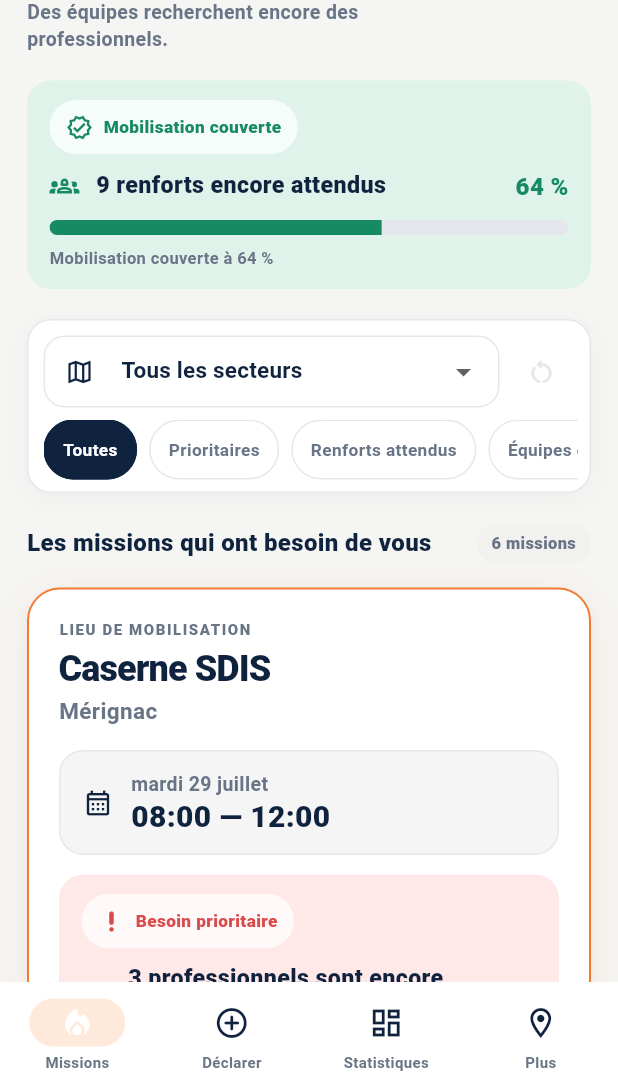
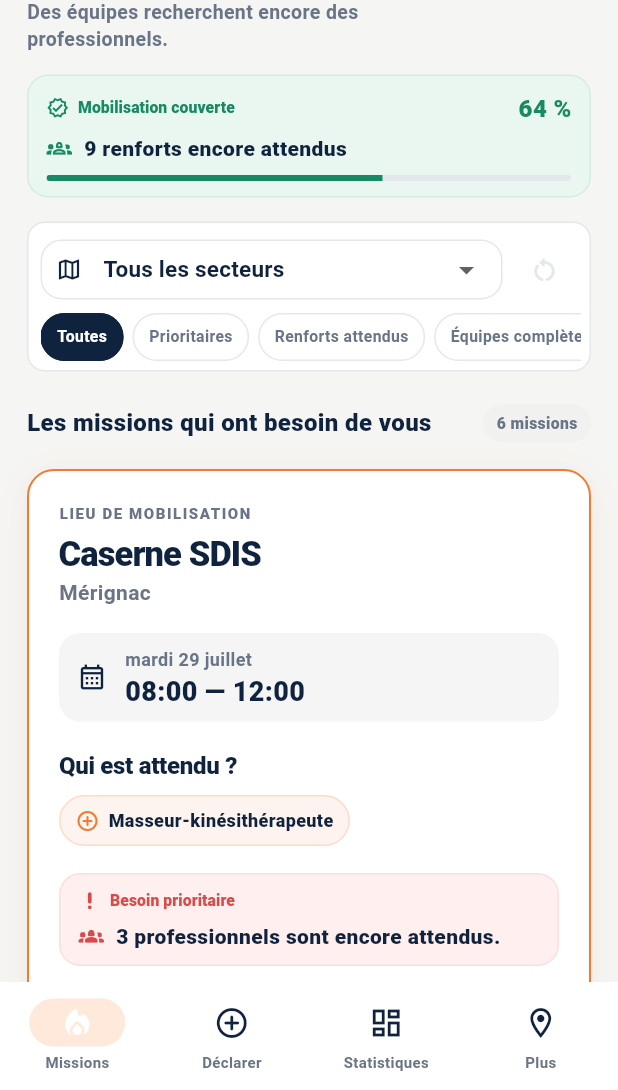
Before and after one commit to marcbouyssou-dot/interface_incendies_gironde, a Flutter app: the screen it shows after launch, on a phone screen of 412 x 824 dp, the part 146-1236 px from its top. Run offline on Flutter 3.47's test engine with Material 3 defaults, Android fonts, the phone set to English and light mode, and no system bars; our stand-ins replace cloud_firestore, cloud_functions, firebase_auth, firebase_core; missing offline and left inert: dart:js_interop; accounts and stored records are empty.

Commit message:
refactor(ui): align professional journey with figma

```diff
--- a/lib/app.dart
+++ b/lib/app.dart
@@ -37,6 +37,7 @@ class FireCoordinationApp extends StatelessWidget {
               supportedLocales: const [Locale('fr', 'FR')],
               localizationsDelegates: GlobalMaterialLocalizations.delegates,
               theme: AppTheme.light,
+              builder: AppTheme.lightSystemSurface,
               home: AppShell(initialIndex: initialTab),
             ),
           ),
--- a/lib/firebase_startup_gate.dart
+++ b/lib/firebase_startup_gate.dart
@@ -136,6 +136,7 @@ class _FirebaseStartupGateState extends State<FirebaseStartupGate> {
         return MaterialApp(
           debugShowCheckedModeBanner: false,
           theme: AppTheme.light,
+          builder: AppTheme.lightSystemSurface,
           home: Scaffold(
             backgroundColor: _StartupVisuals.background,
             body: snapshot.hasError
--- a/lib/screens/admin_account_activation_screen.dart
+++ b/lib/screens/admin_account_activation_screen.dart
@@ -120,6 +120,7 @@ class _AdminAccountActivationAppState extends State<AdminAccountActivationApp> {
       title: 'Activation responsable — MobSanté',
       debugShowCheckedModeBanner: false,
       theme: AppTheme.light,
+      builder: AppTheme.lightSystemSurface,
       home: FutureBuilder<AdminAccountActivationService>(
         future: _service.timeout(const Duration(seconds: 20)),
         builder: (context, snapshot) {
--- a/lib/screens/app_shell.dart
+++ b/lib/screens/app_shell.dart
@@ -6,6 +6,7 @@ import '../repositories/coordination_repository.dart';
 import '../repositories/live_data_scope.dart';
 import '../repositories/repository_scope.dart';
 import '../theme/app_theme.dart';
+import '../widgets/mobilization_design_system.dart';
 import 'administration_dashboard_screen.dart';
 import 'coordination_screen.dart';
 import 'places_screen.dart';
@@ -80,6 +81,7 @@ class _AppShellState extends State<AppShell> {
     return LiveCoordinationDataScope(
       data: _liveData!,
       child: Scaffold(
+        backgroundColor: MobilizationTokens.pageBackground,
         body: SafeArea(
           bottom: false,
           child: IndexedStack(
--- a/lib/screens/slots_screen.dart
+++ b/lib/screens/slots_screen.dart
@@ -131,21 +131,20 @@ class _SlotsScreenState extends State<SlotsScreen> {
                     horizontalPadding,
                     16,
                     horizontalPadding,
-                    16,
+                    18,
                   ),
                   sliver: SliverList.list(
                     children: [
                       _CrisisHeader(missions: missions),
-                      const SizedBox(height: 20),
+                      const SizedBox(height: 16),
                       Container(
-                        padding: const EdgeInsets.fromLTRB(10, 10, 8, 8),
+                        padding: const EdgeInsets.fromLTRB(8, 7, 6, 6),
                         decoration: BoxDecoration(
                           color: AppColors.surface,
                           borderRadius: BorderRadius.circular(
-                            MobilizationTokens.radiusSection,
+                            MobilizationTokens.radiusCompact,
                           ),
                           border: Border.all(color: AppColors.border),
-                          boxShadow: MobilizationTokens.subtleShadow,
                         ),
                         child: Column(
                           children: [
@@ -153,7 +152,7 @@ class _SlotsScreenState extends State<SlotsScreen> {
                               children: [
                                 Expanded(
                                   child: SizedBox(
-                                    height: 48,
+                                    height: 40,
                                     child: TerritorialGroupFilter(
                                       key: const Key(
                                         'slots-territorial-filter',
@@ -163,6 +162,7 @@ class _SlotsScreenState extends State<SlotsScreen> {
                                       ),
                                       value: _group,
                                       onChanged: _selectGroup,
+                                      compact: true,
                                     ),
                                   ),
                                 ),
@@ -173,7 +173,8 @@ class _SlotsScreenState extends State<SlotsScreen> {
                                   style: IconButton.styleFrom(
                                     foregroundColor: AppColors.textMuted,
                                     disabledForegroundColor: AppColors.border,
-                                    minimumSize: const Size(44, 44),
+                                    minimumSize: const Size(38, 38),
+                                    padding: EdgeInsets.zero,
                                   ),
                                   onPressed: _hasActiveFilters
                                       ? _resetFilters
@@ -185,9 +186,9 @@ class _SlotsScreenState extends State<SlotsScreen> {
                                 ),
                               ],
                             ),
-                            const SizedBox(height: 8),
+                            const SizedBox(height: 5),
                             SizedBox(
-                              height: 40,
+                              height: 32,
                               child: ListView(
                                 scrollDirection: Axis.horizontal,
                                 children: [
@@ -217,7 +218,7 @@ class _SlotsScreenState extends State<SlotsScreen> {
                           ],
                         ),
                       ),
-                      const SizedBox(height: 20),
+                      const SizedBox(height: 22),
                       _MissionResultsHeader(
                         count: visibleNeeds.length,
                         filtered: _hasActiveFilters,
@@ -231,7 +232,7 @@ class _SlotsScreenState extends State<SlotsScreen> {
                       horizontalPadding,
                       0,
                       horizontalPadding,
-                      32,
+                      36,
                     ),
                     sliver: SliverToBoxAdapter(
                       child: _MissionsEmptyState(filtered: _hasActiveFilters),
@@ -243,7 +244,7 @@ class _SlotsScreenState extends State<SlotsScreen> {
                       horizontalPadding,
                       0,
                       horizontalPadding,
-                      32,
+                      36,
                     ),
                     sliver: SliverList.separated(
                       itemCount: visibleNeeds.length,
@@ -271,7 +272,7 @@ class _SlotsScreenState extends State<SlotsScreen> {
                               : null,
                         );
                       },
-                      separatorBuilder: (_, _) => const SizedBox(height: 18),
+                      separatorBuilder: (_, _) => const SizedBox(height: 24),
                     ),
                   ),
               ],
@@ -384,9 +385,10 @@ class _CrisisHeader extends StatelessWidget {
             BrandMark(size: 46),
           ],
         ),
-        const SizedBox(height: 18),
+        const SizedBox(height: 14),
         ImpactBanner(
           type: ImpactBannerType.mobilizationCovered,
+          compact: true,
           message: remainingLabel,
           messageIcon: Icons.groups_2_outlined,
           trailing: Text(
@@ -403,16 +405,7 @@ class _CrisisHeader extends StatelessWidget {
               AnimatedCoverageIndicator(
                 value: coverage,
                 color: AppColors.green,
-                minHeight: 10,
-              ),
-              const SizedBox(height: MobilizationTokens.spaceSm),
-              Text(
-                'Mobilisation couverte à ${(coverage * 100).round()} %',
-                style: const TextStyle(
-                  color: AppColors.textMuted,
-                  fontSize: 11,
-                  fontWeight: FontWeight.w700,
-                ),
+                minHeight: 4,
               ),
             ],
           ),
@@ -447,7 +440,7 @@ class _MissionResultsHeader extends StatelessWidget {
           ),
         ),
         Container(
-          padding: const EdgeInsets.symmetric(horizontal: 10, vertical: 6),
+          padding: const EdgeInsets.symmetric(horizontal: 9, vertical: 5),
           decoration: BoxDecoration(
             color: MobilizationTokens.fieldBackground,
             borderRadius: BorderRadius.circular(MobilizationTokens.radiusPill),
@@ -456,7 +449,7 @@ class _MissionResultsHeader extends StatelessWidget {
             label,
             style: const TextStyle(
               color: AppColors.textMuted,
-              fontSize: 11,
+              fontSize: 10.5,
               fontWeight: FontWeight.w800,
             ),
           ),
@@ -544,7 +537,7 @@ class _FilterChip extends StatelessWidget {
   @override
   Widget build(BuildContext context) {
     return Padding(
-      padding: const EdgeInsets.only(right: 8),
+      padding: const EdgeInsets.only(right: 6),
       child: Semantics(
         button: true,
         selected: selected,
@@ -559,13 +552,13 @@ class _FilterChip extends StatelessWidget {
             onTap: onTap,
             customBorder: const StadiumBorder(),
             child: Padding(
-              padding: const EdgeInsets.symmetric(horizontal: 13),
+              padding: const EdgeInsets.symmetric(horizontal: 11),
               child: Center(
                 child: Text(
                   label,
                   style: TextStyle(
                     color: selected ? Colors.white : AppColors.textMuted,
-                    fontSize: 11.5,
+                    fontSize: 10.5,
                     fontWeight: FontWeight.w700,
                   ),
                 ),
--- a/lib/screens/splash_screen.dart
+++ b/lib/screens/splash_screen.dart
@@ -1,4 +1,5 @@
 import 'package:flutter/material.dart';
+import 'package:flutter/services.dart';
 
 import '../config/app_identity.dart';
 import '../theme/app_theme.dart';
@@ -9,7 +10,9 @@ class SplashScreen extends StatelessWidget {
 
   @override
   Widget build(BuildContext context) {
-    return Scaffold(
+    return AnnotatedRegion<SystemUiOverlayStyle>(
+      value: AppTheme.darkSystemUiOverlayStyle,
+      child: Scaffold(
         backgroundColor: AppColors.navy,
         body: SafeArea(
           child: LayoutBuilder(
@@ -67,6 +70,7 @@ class SplashScreen extends StatelessWidget {
             },
           ),
         ),
+      ),
     );
   }
 }
--- a/lib/theme/app_theme.dart
+++ b/lib/theme/app_theme.dart
@@ -1,4 +1,5 @@
 import 'package:flutter/material.dart';
+import 'package:flutter/services.dart';
 
 abstract final class AppColors {
   static const navy = Color(0xFF10233E);
@@ -16,6 +17,29 @@ abstract final class AppColors {
 }
 
 abstract final class AppTheme {
+  static const lightSystemUiOverlayStyle = SystemUiOverlayStyle(
+    statusBarColor: Colors.transparent,
+    statusBarIconBrightness: Brightness.dark,
+    statusBarBrightness: Brightness.light,
+    systemNavigationBarColor: Colors.white,
+    systemNavigationBarIconBrightness: Brightness.dark,
+  );
+
+  static const darkSystemUiOverlayStyle = SystemUiOverlayStyle(
+    statusBarColor: Colors.transparent,
+    statusBarIconBrightness: Brightness.light,
+    statusBarBrightness: Brightness.dark,
+    systemNavigationBarColor: AppColors.navy,
+    systemNavigationBarIconBrightness: Brightness.light,
+  );
+
+  static Widget lightSystemSurface(BuildContext context, Widget? child) {
+    return AnnotatedRegion<SystemUiOverlayStyle>(
+      value: lightSystemUiOverlayStyle,
+      child: child ?? const SizedBox.shrink(),
+    );
+  }
+
   static ThemeData get light {
     const scheme = ColorScheme.light(
       primary: AppColors.navy,
--- a/lib/widgets/common.dart
+++ b/lib/widgets/common.dart
@@ -246,11 +246,13 @@ class TerritorialGroupFilter extends StatelessWidget {
     required this.value,
     required this.onChanged,
     this.fieldKey,
+    this.compact = false,
   });
 
   final TerritorialGroup? value;
   final ValueChanged<TerritorialGroup?> onChanged;
   final Key? fieldKey;
+  final bool compact;
 
   @override
   Widget build(BuildContext context) {
@@ -258,9 +260,16 @@ class TerritorialGroupFilter extends StatelessWidget {
       key: fieldKey,
       initialValue: value?.name ?? 'all',
       isExpanded: true,
-      decoration: const InputDecoration(
-        prefixIcon: Icon(Icons.map_outlined, size: 20),
-        contentPadding: EdgeInsets.symmetric(horizontal: 14, vertical: 12),
+      decoration: InputDecoration(
+        isDense: compact,
+        prefixIcon: Icon(Icons.map_outlined, size: compact ? 18 : 20),
+        prefixIconConstraints: compact
+            ? const BoxConstraints(minWidth: 38, minHeight: 38)
+            : null,
+        contentPadding: EdgeInsets.symmetric(
+          horizontal: compact ? 11 : 14,
+          vertical: compact ? 9 : 12,
+        ),
       ),
       items: [
         const DropdownMenuItem(value: 'all', child: Text('Tous les secteurs')),
--- a/lib/widgets/mobilization_design_system.dart
+++ b/lib/widgets/mobilization_design_system.dart
@@ -15,30 +15,29 @@ abstract final class MobilizationTokens {
   static const double spaceXxl = 24;
 
   static const double radiusCompact = 12;
-  static const double radiusSection = 16;
+  static const double radiusSection = 14;
   static const double radiusContentCard = 18;
-  static const double radiusCard = 22;
+  static const double radiusCard = 18;
   static const double radiusPill = 999;
 
   static const double actionHeight = 56;
   static const double iconSize = 20;
   static const double actionIconSize = 21;
 
-  static const EdgeInsets heroPadding = EdgeInsets.fromLTRB(20, 20, 20, 24);
+  static const EdgeInsets heroPadding = EdgeInsets.fromLTRB(20, 22, 20, 24);
   static const EdgeInsets sectionPadding = EdgeInsets.all(15);
   static const EdgeInsets bannerPadding = EdgeInsets.symmetric(
-    horizontal: 15,
-    vertical: 13,
+    horizontal: 12,
+    vertical: 10,
   );
 
   static const List<BoxShadow> cardShadow = [
-    BoxShadow(color: Color(0x0D173052), blurRadius: 18, offset: Offset(0, 6)),
-    BoxShadow(color: Color(0x06173052), blurRadius: 6, offset: Offset(0, 2)),
+    BoxShadow(color: Color(0x0A173052), blurRadius: 16, offset: Offset(0, 5)),
   ];
 
   static const List<BoxShadow> featuredCardShadow = [
-    BoxShadow(color: Color(0x18F37A32), blurRadius: 24, offset: Offset(0, 6)),
-    BoxShadow(color: Color(0x0A173052), blurRadius: 6, offset: Offset(0, 2)),
+    BoxShadow(color: Color(0x12F37A32), blurRadius: 20, offset: Offset(0, 5)),
+    BoxShadow(color: Color(0x07173052), blurRadius: 8, offset: Offset(0, 2)),
   ];
 
   static const List<BoxShadow> subtleShadow = [
@@ -61,6 +60,7 @@ class ImpactBanner extends StatelessWidget {
     this.messageIcon,
     this.trailing,
     this.footer,
+    this.compact = false,
   });
 
   final ImpactBannerType type;
@@ -68,6 +68,7 @@ class ImpactBanner extends StatelessWidget {
   final IconData? messageIcon;
   final Widget? trailing;
   final Widget? footer;
+  final bool compact;
 
   @override
   Widget build(BuildContext context) {
@@ -103,69 +104,62 @@ class ImpactBanner extends StatelessWidget {
       width: double.infinity,
       padding: MobilizationTokens.bannerPadding,
       decoration: BoxDecoration(
-        color: background,
+        color: Color.alphaBlend(
+          Colors.white.withValues(alpha: 0.32),
+          background,
+        ),
         borderRadius: BorderRadius.circular(MobilizationTokens.radiusSection),
+        border: Border.all(color: color.withValues(alpha: 0.1)),
       ),
       child: Column(
         crossAxisAlignment: CrossAxisAlignment.start,
         children: [
-          Container(
-            constraints: const BoxConstraints(minHeight: 36),
-            padding: const EdgeInsets.symmetric(horizontal: 11, vertical: 8),
-            decoration: BoxDecoration(
-              color: Colors.white.withValues(alpha: 0.72),
-              borderRadius: BorderRadius.circular(
-                MobilizationTokens.radiusPill,
-              ),
-            ),
-            child: Row(
-              mainAxisSize: MainAxisSize.min,
-              children: [
-                Icon(icon, color: color, size: 18),
-                const SizedBox(width: 7),
-                Text(
+          Row(
+            children: [
+              Icon(icon, color: color, size: 15),
+              const SizedBox(width: 6),
+              Expanded(
+                child: Text(
                   label,
                   style: TextStyle(
                     color: color,
-                    fontSize: 11.5,
+                    fontSize: 10.5,
+                    letterSpacing: 0.05,
                     fontWeight: FontWeight.w900,
                   ),
                 ),
+              ),
+              if (compact && trailing != null) ...[
+                const SizedBox(width: MobilizationTokens.spaceSm),
+                trailing!,
               ],
-            ),
+            ],
           ),
           if (resolvedMessage != null && resolvedMessage.isNotEmpty) ...[
-            const SizedBox(height: 10),
+            const SizedBox(height: 7),
             Row(
               children: [
-                Icon(
-                  messageIcon ?? icon,
-                  color: color,
-                  size: MobilizationTokens.iconSize,
-                ),
-                const SizedBox(width: 11),
+                Icon(messageIcon ?? icon, color: color, size: 17),
+                const SizedBox(width: 8),
                 Expanded(
                   child: Text(
                     resolvedMessage,
                     style: const TextStyle(
                       color: AppColors.navy,
-                      fontSize: 15.5,
-                      height: 1.3,
-                      fontWeight: FontWeight.w900,
+                      fontSize: 14,
+                      height: 1.25,
+                      fontWeight: FontWeight.w800,
                     ),
                   ),
                 ),
-                if (trailing != null) ...[
+                if (!compact && trailing != null) ...[
                   const SizedBox(width: MobilizationTokens.spaceSm),
                   trailing!,
                 ],
               ],
             ),
           ],
-          if (footer != null) ...[
-            const SizedBox(height: MobilizationTokens.spaceMd),
-            footer!,
-          ],
+          if (footer != null) ...[const SizedBox(height: 9), footer!],
         ],
       ),
     );
@@ -189,8 +183,8 @@ class ProfessionChip extends StatelessWidget {
     final covered = state == ProfessionChipState.covered;
     final color = covered ? AppColors.green : AppColors.orange;
     return Container(
-      constraints: const BoxConstraints(minHeight: 38),
-      padding: const EdgeInsets.symmetric(horizontal: 12, vertical: 9),
+      constraints: const BoxConstraints(minHeight: 34),
+      padding: const EdgeInsets.symmetric(horizontal: 10, vertical: 7),
       decoration: BoxDecoration(
         color: color.withValues(alpha: 0.08),
         borderRadius: BorderRadius.circular(MobilizationTokens.radiusPill),
@@ -204,14 +198,14 @@ class ProfessionChip extends StatelessWidget {
                 ? Icons.check_circle_rounded
                 : Icons.add_circle_outline_rounded,
             color: color,
-            size: 18,
+            size: 16,
           ),
-          const SizedBox(width: 7),
+          const SizedBox(width: 6),
           Text(
             label,
             style: const TextStyle(
               color: AppColors.navy,
-              fontSize: 12.5,
+              fontSize: 12,
               fontWeight: FontWeight.w800,
             ),
           ),
@@ -227,7 +221,7 @@ class SectionCard extends StatelessWidget {
     required this.title,
     required this.child,
     this.icon,
-    this.backgroundColor = const Color(0xFFF8F8F7),
+    this.backgroundColor = Colors.transparent,
   });
 
   final String title;
@@ -239,11 +233,10 @@ class SectionCard extends StatelessWidget {
   Widget build(BuildContext context) {
     return Container(
       width: double.infinity,
-      padding: MobilizationTokens.sectionPadding,
+      padding: const EdgeInsets.only(top: 18),
       decoration: BoxDecoration(
         color: backgroundColor,
-        borderRadius: BorderRadius.circular(MobilizationTokens.radiusSection),
-        border: Border.all(color: AppColors.border),
+        border: const Border(top: BorderSide(color: AppColors.border)),
       ),
       child: Column(
         crossAxisAlignment: CrossAxisAlignment.start,
@@ -352,7 +345,7 @@ class MobilizationHeroCard extends StatelessWidget {
                 key: locationTypeKey,
                 style: const TextStyle(
                   color: AppColors.navy,
-                  fontSize: 24,
+                  fontSize: 23,
                   height: 1.1,
                   letterSpacing: -0.6,
                   fontWeight: FontWeight.w900,
@@ -363,12 +356,12 @@ class MobilizationHeroCard extends StatelessWidget {
                 locationName,
                 style: const TextStyle(
                   color: AppColors.textMuted,
-                  fontSize: 15,
+                  fontSize: 14,
                   height: 1.3,
                   fontWeight: FontWeight.w700,
                 ),
               ),
-              const SizedBox(height: MobilizationTokens.spaceLg),
+              const SizedBox(height: 18),
               Container(
                 width: double.infinity,
                 padding: MobilizationTokens.bannerPadding,
@@ -377,7 +370,6 @@ class MobilizationHeroCard extends StatelessWidget {
                   borderRadius: BorderRadius.circular(
                     MobilizationTokens.radiusSection,
                   ),
-                  border: Border.all(color: AppColors.border),
                 ),
                 child: Row(
                   children: [
@@ -395,7 +387,7 @@ class MobilizationHeroCard extends StatelessWidget {
                             dateLabel,
                             style: const TextStyle(
                               color: AppColors.textMuted,
-                              fontSize: 13,
+                              fontSize: 12,
                               height: 1.25,
                               fontWeight: FontWeight.w700,
                             ),
@@ -405,7 +397,7 @@ class MobilizationHeroCard extends StatelessWidget {
                             timeLabel,
                             style: const TextStyle(
                               color: AppColors.navy,
-                              fontSize: 20,
+                              fontSize: 18,
                               height: 1.15,
                               fontWeight: FontWeight.w900,
                             ),
@@ -420,28 +412,28 @@ class MobilizationHeroCard extends StatelessWidget {
                   ],
                 ),
               ),
-              const SizedBox(height: 13),
-              impactBanner,
-              const SizedBox(height: MobilizationTokens.spaceXl),
+              const SizedBox(height: 20),
               Text(
                 professionTitle,
                 style: const TextStyle(
                   color: AppColors.navy,
-                  fontSize: 18,
+                  fontSize: 16,
                   height: 1.2,
                   letterSpacing: -0.2,
                   fontWeight: FontWeight.w900,
                 ),
               ),
-              const SizedBox(height: 11),
+              const SizedBox(height: 10),
               Wrap(
                 spacing: MobilizationTokens.spaceSm,
                 runSpacing: MobilizationTokens.spaceSm,
                 children: professions,
               ),
-              const SizedBox(height: MobilizationTokens.spaceXl),
+              const SizedBox(height: 18),
+              impactBanner,
+              const SizedBox(height: 20),
               primaryAction,
-              const SizedBox(height: 22),
+              const SizedBox(height: 26),
               secondaryDetails,
               if (secondaryAction != null) ...[
                 const SizedBox(height: 18),
```
Also changed, not shown: 1 other file. Lines whose indentation alone changed are shown as unchanged.
